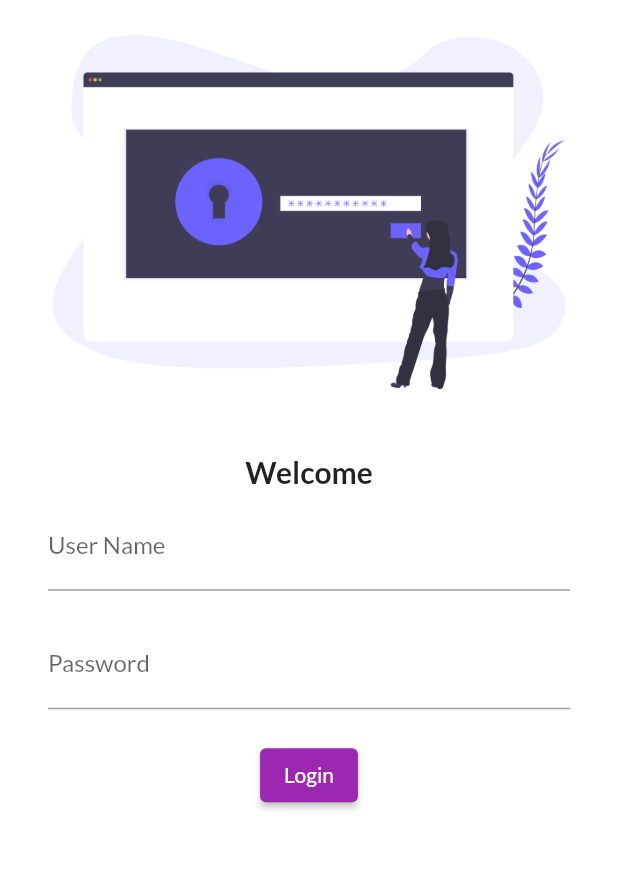
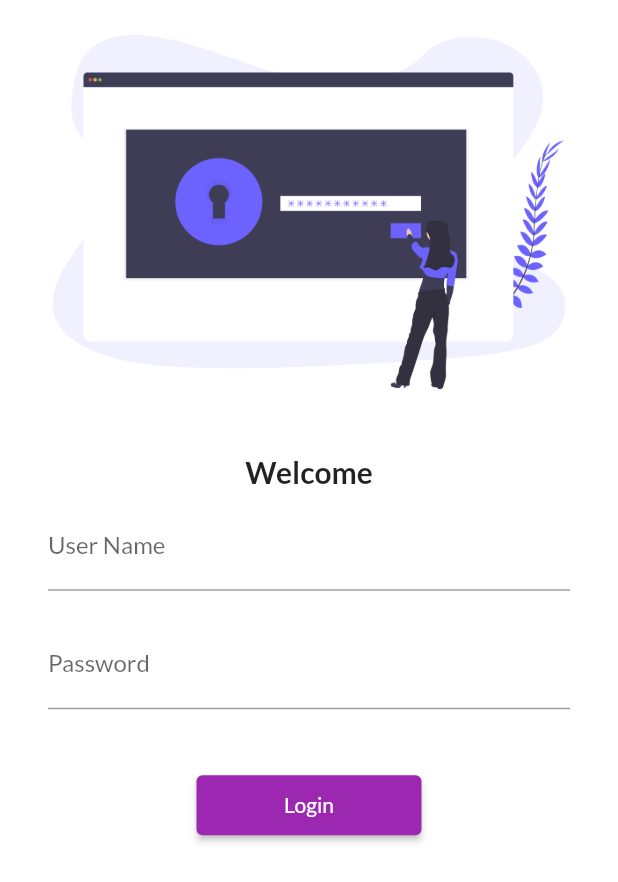
Before and after one commit to dawarepramod4/Catalog-App, a Flutter app: the screen it shows after launch, on a phone screen of 412 x 824 dp. Shown: the top 882 px of the screen. Run offline on Flutter 3.47's test engine with Material 2 defaults, Android fonts, the phone set to English and light mode, and no system bars; our stand-ins replace google_fonts.

Commit message:
day5 completed

```diff
--- a/lib/main.dart
+++ b/lib/main.dart
@@ -1,6 +1,7 @@
 import 'package:flutter/material.dart';
 import 'package:flutter_application_1/pages/homepage.dart';
 import 'package:flutter_application_1/pages/login_page.dart';
+import 'package:flutter_application_1/utils/routes.dart';
 import 'package:google_fonts/google_fonts.dart';
 
 void main() {
@@ -30,7 +31,11 @@ class MyApp extends StatelessWidget {
       darkTheme: ThemeData(
           brightness: Brightness.dark, primarySwatch: Colors.deepOrange),
       initialRoute: "/",
-      routes: {"/": (context) => LoginPage(), "/home": (context) => Homepage()},
+      routes: {
+        "/": (context) => LoginPage(),
+        MyRoutes.loginroute: (context) => LoginPage(),
+        MyRoutes.homeroute: (context) => Homepage()
+      },
     );
   }
 
--- a/lib/pages/login_page.dart
+++ b/lib/pages/login_page.dart
@@ -1,6 +1,7 @@
 // ignore_for_file: prefer_const_constructors
 
 import 'package:flutter/material.dart';
+import 'package:flutter_application_1/utils/routes.dart';
 
 class LoginPage extends StatelessWidget {
   const LoginPage({Key? key}) : super(key: key);
@@ -9,6 +10,7 @@ class LoginPage extends StatelessWidget {
   Widget build(BuildContext context) {
     return Material(
         color: Colors.white,
+        child: SingleChildScrollView(
           child: Column(
             children: [
               Image.asset(
@@ -40,19 +42,20 @@ class LoginPage extends StatelessWidget {
                           hintText: "Enter Password", labelText: "Password"),
                     ),
                     SizedBox(
-                    height: 20,
+                      height: 40,
                     ),
                     ElevatedButton(
-                    onPressed: () {},
+                        onPressed: () {
+                          Navigator.pushNamed(context, MyRoutes.homeroute);
+                        },
                         child: Text("Login"),
-                    style:TextButton.styleFrom(),
-
-
-                  )
+                        style:
+                            TextButton.styleFrom(minimumSize: Size(150, 40))),
                   ],
                 ),
               )
             ],
+          ),
         ));
   }
 }
--- /dev/null
+++ b/lib/utils/routes.dart
@@ -0,0 +1,4 @@
+class MyRoutes {
+  static String loginroute = "/login";
+  static String homeroute = "/home";
+}
```
Lines whose indentation alone changed are shown as unchanged.
